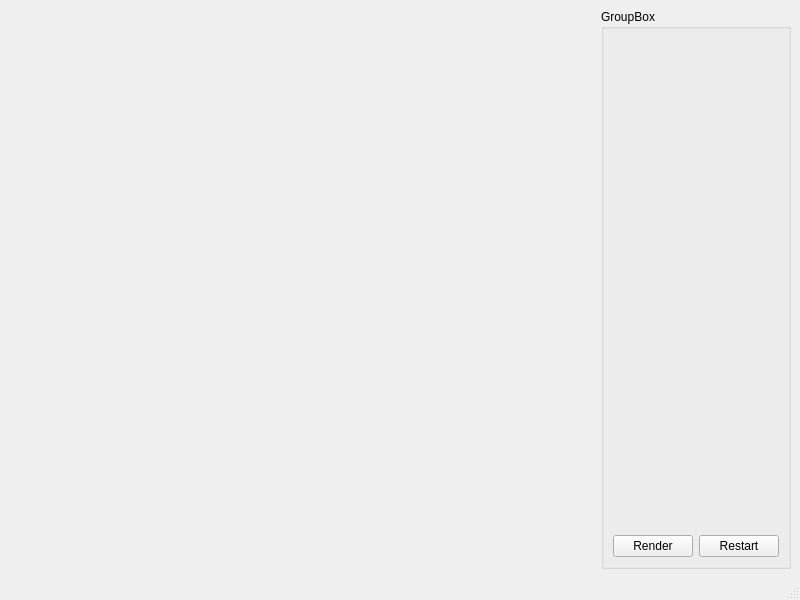
Old version of the form ui/MainWindow.ui in the repository carolagille/Tornado.
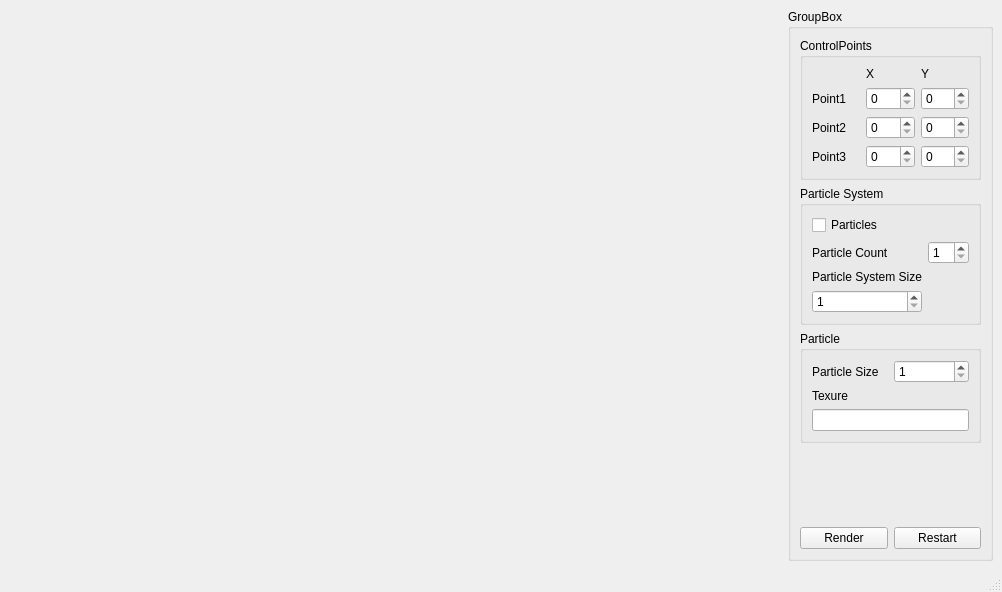
New version of the form.

Diff of the .ui file:
```diff
--- a/ui/MainWindow.ui
+++ b/ui/MainWindow.ui
@@ -6,8 +6,8 @@
    <rect>
     <x>0</x>
     <y>0</y>
-    <width>800</width>
-    <height>600</height>
+    <width>1002</width>
+    <height>592</height>
    </rect>
   </property>
   <property name="windowTitle">
@@ -34,14 +34,7 @@
        <string>GroupBox</string>
       </property>
       <layout class="QGridLayout" name="gridLayout_2">
-       <item row="1" column="0">
-        <widget class="QPushButton" name="m_RenderButton">
-         <property name="text">
-          <string>Render</string>
-         </property>
-        </widget>
-       </item>
-       <item row="0" column="0">
+       <item row="3" column="1">
         <spacer name="verticalSpacer">
          <property name="orientation">
           <enum>Qt::Vertical</enum>
@@ -54,13 +47,165 @@
          </property>
         </spacer>
        </item>
-       <item row="1" column="1">
+       <item row="4" column="2">
         <widget class="QPushButton" name="m_restartButton">
          <property name="text">
           <string>Restart</string>
          </property>
         </widget>
        </item>
+       <item row="4" column="1">
+        <widget class="QPushButton" name="m_RenderButton">
+         <property name="text">
+          <string>Render</string>
+         </property>
+        </widget>
+       </item>
+       <item row="0" column="1" colspan="2">
+        <widget class="QGroupBox" name="groupBox_2">
+         <property name="title">
+          <string>ControlPoints</string>
+         </property>
+         <layout class="QGridLayout" name="gridLayout">
+          <item row="0" column="1">
+           <widget class="QLabel" name="label_2">
+            <property name="text">
+             <string>X</string>
+            </property>
+           </widget>
+          </item>
+          <item row="1" column="1">
+           <widget class="QSpinBox" name="spinBox"/>
+          </item>
+          <item row="1" column="2">
+           <widget class="QSpinBox" name="spinBox_2"/>
+          </item>
+          <item row="2" column="1">
+           <widget class="QSpinBox" name="spinBox_3"/>
+          </item>
+          <item row="1" column="0">
+           <widget class="QLabel" name="label">
+            <property name="text">
+             <string>Point1</string>
+            </property>
+           </widget>
+          </item>
+          <item row="0" column="2">
+           <widget class="QLabel" name="label_3">
+            <property name="text">
+             <string>Y</string>
+            </property>
+           </widget>
+          </item>
+          <item row="2" column="2">
+           <widget class="QSpinBox" name="spinBox_4"/>
+          </item>
+          <item row="2" column="0">
+           <widget class="QLabel" name="label_4">
+            <property name="text">
+             <string>Point2</string>
+            </property>
+           </widget>
+          </item>
+          <item row="3" column="0">
+           <widget class="QLabel" name="label_5">
+            <property name="text">
+             <string>Point3</string>
+            </property>
+           </widget>
+          </item>
+          <item row="3" column="1">
+           <widget class="QSpinBox" name="spinBox_5"/>
+          </item>
+          <item row="3" column="2">
+           <widget class="QSpinBox" name="spinBox_6"/>
+          </item>
+         </layout>
+        </widget>
+       </item>
+       <item row="1" column="1" colspan="2">
+        <widget class="QGroupBox" name="groupBox_3">
+         <property name="title">
+          <string>Particle System</string>
+         </property>
+         <layout class="QGridLayout" name="gridLayout_3">
+          <item row="2" column="1">
+           <widget class="QSpinBox" name="ParticleCount">
+            <property name="minimum">
+             <number>1</number>
+            </property>
+           </widget>
+          </item>
+          <item row="1" column="0">
+           <widget class="QCheckBox" name="particleOnOff">
+            <property name="text">
+             <string>Particles</string>
+            </property>
+           </widget>
+          </item>
+          <item row="2" column="0">
+           <widget class="QLabel" name="label_6">
+            <property name="text">
+             <string>Particle Count</string>
+            </property>
+           </widget>
+          </item>
+          <item row="5" column="0">
+           <widget class="QLabel" name="label_10">
+            <property name="text">
+             <string>Particle System Size</string>
+            </property>
+           </widget>
+          </item>
+          <item row="6" column="0">
+           <widget class="QSpinBox" name="ParticleSystemSize">
+            <property name="minimum">
+             <number>1</number>
+            </property>
+            <property name="maximum">
+             <number>100</number>
+            </property>
+           </widget>
+          </item>
+         </layout>
+        </widget>
+       </item>
+       <item row="2" column="1" colspan="2">
+        <widget class="QGroupBox" name="groupBox_4">
+         <property name="title">
+          <string>Particle</string>
+         </property>
+         <layout class="QGridLayout" name="gridLayout_4">
+          <item row="0" column="0">
+           <widget class="QLabel" name="label_7">
+            <property name="text">
+             <string>Particle Size</string>
+            </property>
+           </widget>
+          </item>
+          <item row="1" column="0">
+           <widget class="QLabel" name="label_8">
+            <property name="text">
+             <string>Texure</string>
+            </property>
+           </widget>
+          </item>
+          <item row="2" column="0" colspan="2">
+           <widget class="QLineEdit" name="lineEdit"/>
+          </item>
+          <item row="0" column="1">
+           <widget class="QSpinBox" name="ParticleSize">
+            <property name="minimum">
+             <number>1</number>
+            </property>
+            <property name="maximum">
+             <number>200</number>
+            </property>
+           </widget>
+          </item>
+         </layout>
+        </widget>
+       </item>
       </layout>
      </widget>
     </item>
```
Left out of the diff: 28 changed lines with no effect on the pictures.
